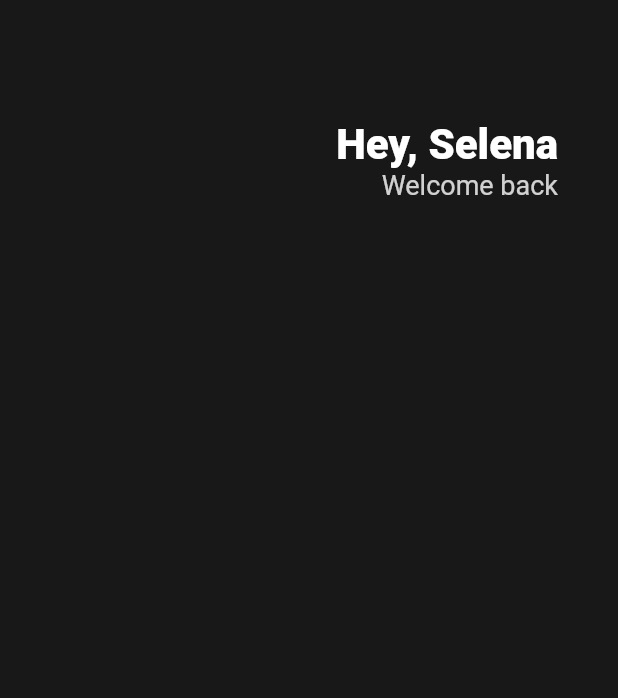
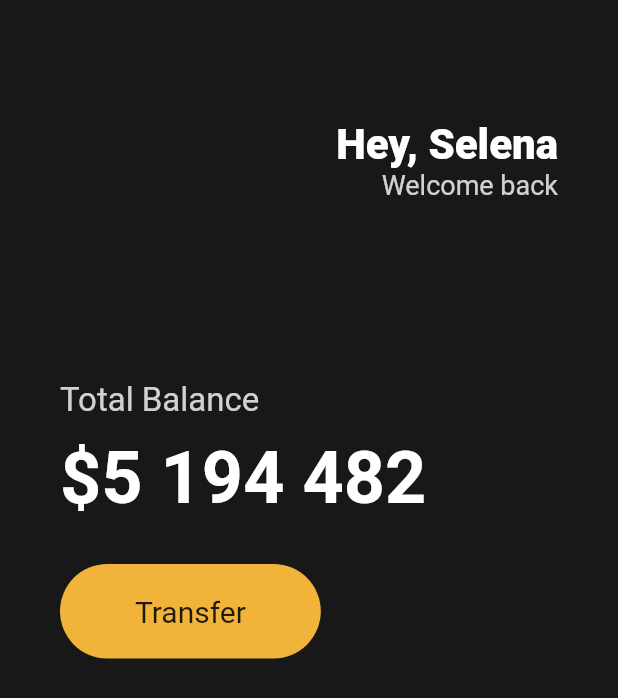
Before and after one commit to cruway/crutoon, a Flutter app: the screen it shows after launch, on a phone screen of 412 x 824 dp. Shown: the top 698 px of the screen. Run offline on Flutter 3.47's test engine with Material 2 defaults, Android fonts, the phone set to English and light mode, and no system bars.

Commit message:
サンプルコード作成(勉強)

```diff
--- a/lib/main.dart
+++ b/lib/main.dart
@@ -17,6 +17,7 @@ class App extends StatelessWidget {
             horizontal: 40,
           ),
           child: Column(
+            crossAxisAlignment: CrossAxisAlignment.start,
             children: [
               const SizedBox(
                 height: 80,
@@ -46,6 +47,52 @@ class App extends StatelessWidget {
                   ),
                 ],
               ),
+              const SizedBox(
+                height: 120,
+              ),
+              Text(
+                'Total Balance',
+                style: TextStyle(
+                  fontSize: 22,
+                  color: Colors.white.withOpacity(0.8),
+                ),
+              ),
+              const SizedBox(
+                height: 10,
+              ),
+              const Text(
+                '\$5 194 482',
+                style: TextStyle(
+                  fontSize: 48,
+                  fontWeight: FontWeight.w600,
+                  color: Colors.white,
+                ),
+              ),
+              const SizedBox(
+                height: 30,
+              ),
+              Row(
+                children: [
+                  Container(
+                    decoration: BoxDecoration(
+                      color: const Color(0xFFF2B33A),
+                      borderRadius: BorderRadius.circular(45),
+                    ),
+                    child: const Padding(
+                      padding: EdgeInsets.symmetric(
+                        vertical: 20,
+                        horizontal: 50,
+                      ),
+                      child: Text(
+                        'Transfer',
+                        style: TextStyle(
+                          fontSize: 20,
+                        ),
+                      ),
+                    ),
+                  ),
+                ],
+              ),
             ],
           ),
         ),
```
